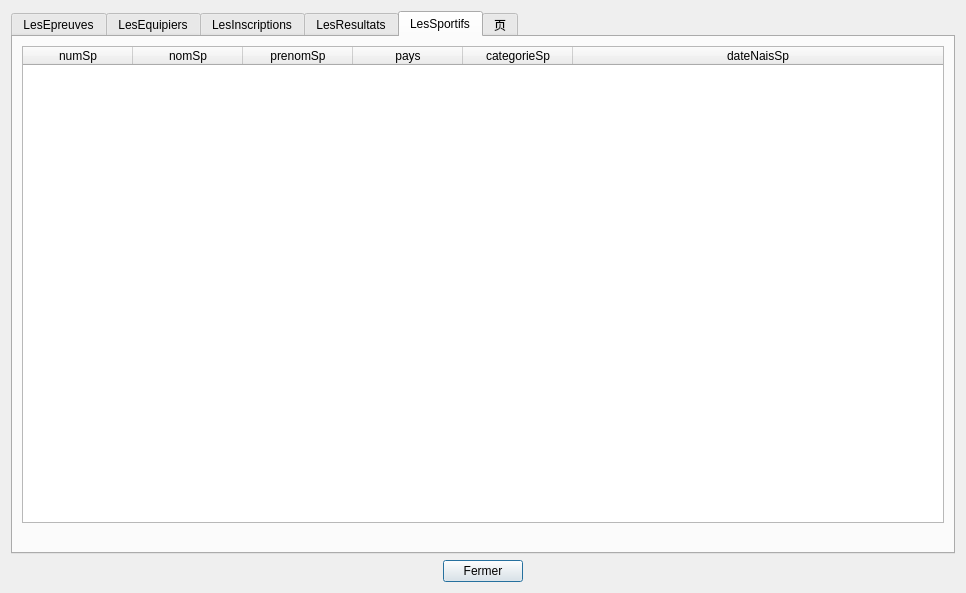
This is gui/tablesData.ui in wen9xin/s5BDProjt as Qt 5 draws it before an edit. The edited form follows.
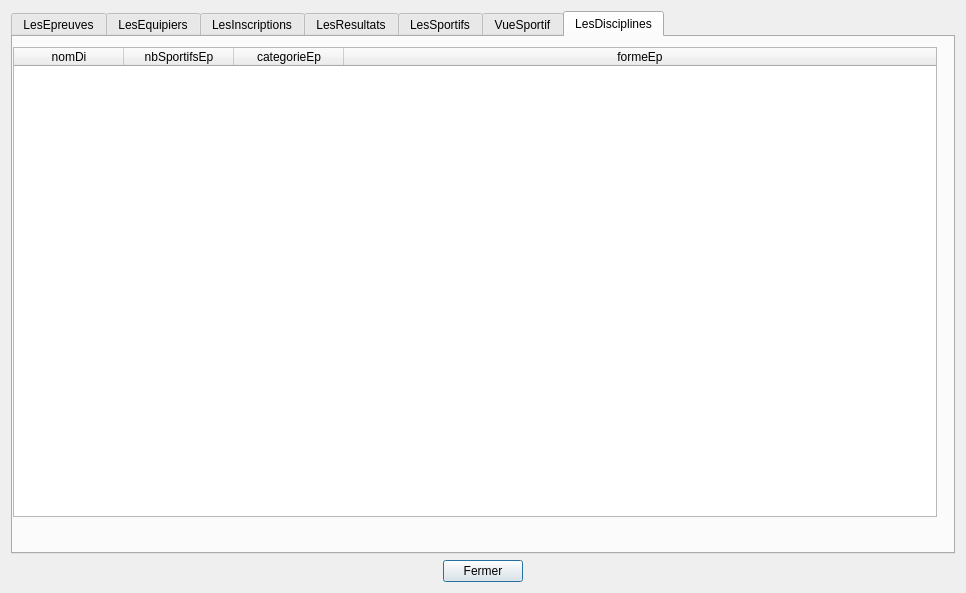
This is the edited form.

Commit message: 1.3b fini 1.2页名添加成功

Patch:
```diff
--- a/gui/tablesData.ui
+++ b/gui/tablesData.ui
@@ -28,8 +28,11 @@
   <layout class="QVBoxLayout" name="verticalLayout">
    <item>
     <widget class="QTabWidget" name="tabWidget">
+     <property name="styleSheet">
+      <string notr="true"/>
+     </property>
      <property name="currentIndex">
-      <number>4</number>
+      <number>6</number>
      </property>
      <widget class="QWidget" name="tabEpreuves">
       <attribute name="title">
@@ -555,7 +558,7 @@
        <string>&lt;html&gt;&lt;head/&gt;&lt;body&gt;&lt;p&gt;&lt;br/&gt;&lt;/p&gt;&lt;/body&gt;&lt;/html&gt;</string>
       </property>
       <attribute name="title">
-       <string>页</string>
+       <string>VueSportif</string>
       </attribute>
       <layout class="QVBoxLayout" name="verticalLayout_3">
        <item>
@@ -658,6 +661,106 @@
        </item>
       </layout>
      </widget>
+     <widget class="QWidget" name="tabLesDisciplines">
+      <attribute name="title">
+       <string>LesDisciplines</string>
+      </attribute>
+      <widget class="QTableWidget" name="tableDisciplines">
+       <property name="geometry">
+        <rect>
+         <x>0</x>
+         <y>10</y>
+         <width>924</width>
+         <height>470</height>
+        </rect>
+       </property>
+       <attribute name="horizontalHeaderMinimumSectionSize">
+        <number>50</number>
+       </attribute>
+       <attribute name="horizontalHeaderDefaultSectionSize">
+        <number>110</number>
+       </attribute>
+       <attribute name="horizontalHeaderStretchLastSection">
+        <bool>true</bool>
+       </attribute>
+       <attribute name="verticalHeaderVisible">
+        <bool>false</bool>
+       </attribute>
+       <column>
+        <property name="text">
+         <string>nomDi</string>
+        </property>
+       </column>
+       <column>
+        <property name="text">
+         <string>nbSportifsEp</string>
+        </property>
+       </column>
+       <column>
+        <property name="text">
+         <string>categorieEp</string>
+        </property>
+       </column>
+       <column>
+        <property name="text">
+         <string>formeEp</string>
+        </property>
+       </column>
+      </widget>
+      <widget class="QLabel" name="label_Disciplines">
+       <property name="geometry">
+        <rect>
+         <x>0</x>
+         <y>490</y>
+         <width>924</width>
+         <height>17</height>
+        </rect>
+       </property>
+       <property name="palette">
+        <palette>
+         <active>
+          <colorrole role="WindowText">
+           <brush brushstyle="SolidPattern">
+            <color alpha="255">
+             <red>255</red>
+             <green>0</green>
+             <blue>0</blue>
+            </color>
+           </brush>
+          </colorrole>
+         </active>
+         <inactive>
+          <colorrole role="WindowText">
+           <brush brushstyle="SolidPattern">
+            <color alpha="255">
+             <red>255</red>
+             <green>0</green>
+             <blue>0</blue>
+            </color>
+           </brush>
+          </colorrole>
+         </inactive>
+         <disabled>
+          <colorrole role="WindowText">
+           <brush brushstyle="SolidPattern">
+            <color alpha="255">
+             <red>120</red>
+             <green>120</green>
+             <blue>120</blue>
+            </color>
+           </brush>
+          </colorrole>
+         </disabled>
+        </palette>
+       </property>
+       <property name="text">
+        <string/>
+       </property>
+       <property name="alignment">
+        <set>Qt::AlignCenter</set>
+       </property>
+      </widget>
+     </widget>
     </widget>
    </item>
    <item>
```
The commit also changes 1 other file.
